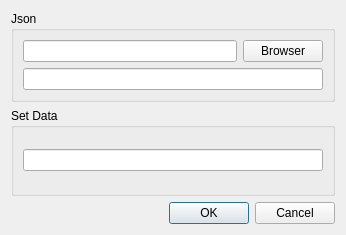
First picture: the form in code/yeditor/res/export.ui, repository EJPasco/yam, before the edit.
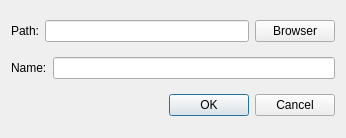
Second picture: the form after the edit.

```diff
--- a/code/yeditor/res/export.ui
+++ b/code/yeditor/res/export.ui
@@ -7,7 +7,7 @@
     <x>0</x>
     <y>0</y>
     <width>346</width>
-    <height>235</height>
+    <height>138</height>
    </rect>
   </property>
   <property name="windowTitle">
@@ -18,15 +18,14 @@
   </property>
   <layout class="QVBoxLayout" name="verticalLayout_2">
    <item>
-    <layout class="QVBoxLayout" name="verticalLayout">
-     <item>
-      <widget class="QGroupBox" name="groupBox">
-       <property name="title">
-        <string>Json</string>
-       </property>
-       <layout class="QVBoxLayout" name="verticalLayout_3">
-        <item>
          <layout class="QHBoxLayout" name="horizontalLayout_2">
+     <item>
+      <widget class="QLabel" name="label">
+       <property name="text">
+        <string>Path:</string>
+       </property>
+      </widget>
+     </item>
           <item>
            <widget class="QLineEdit" name="leDirectory"/>
           </item>
@@ -40,24 +39,18 @@
          </layout>
         </item>
         <item>
+    <layout class="QHBoxLayout" name="horizontalLayout">
+     <item>
+      <widget class="QLabel" name="label_2">
+       <property name="text">
+        <string>Name:</string>
+       </property>
+      </widget>
+     </item>
+     <item>
          <widget class="QLineEdit" name="leFileName"/>
         </item>
        </layout>
-      </widget>
-     </item>
-    </layout>
-   </item>
-   <item>
-    <widget class="QGroupBox" name="groupBox_3">
-     <property name="title">
-      <string>Set Data</string>
-     </property>
-     <layout class="QHBoxLayout" name="horizontalLayout_3">
-      <item>
-       <widget class="QLineEdit" name="leLogicName"/>
-      </item>
-     </layout>
-    </widget>
    </item>
    <item>
     <widget class="QDialogButtonBox" name="buttonBox">
```
Lines whose indentation alone changed are shown as unchanged.
